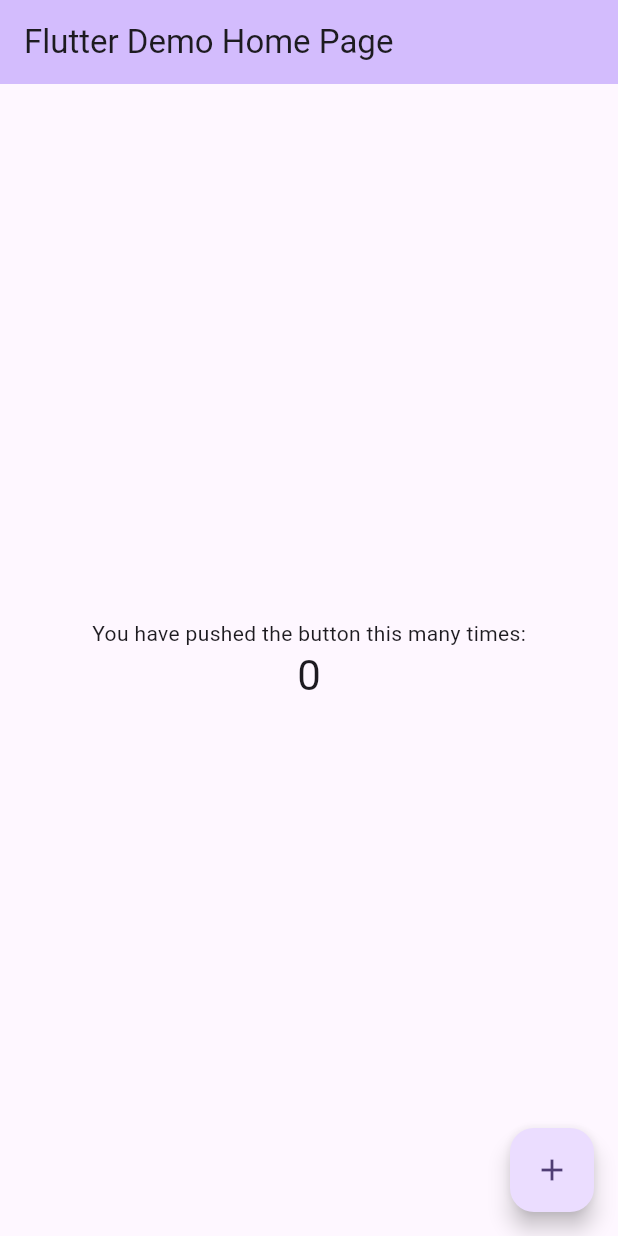
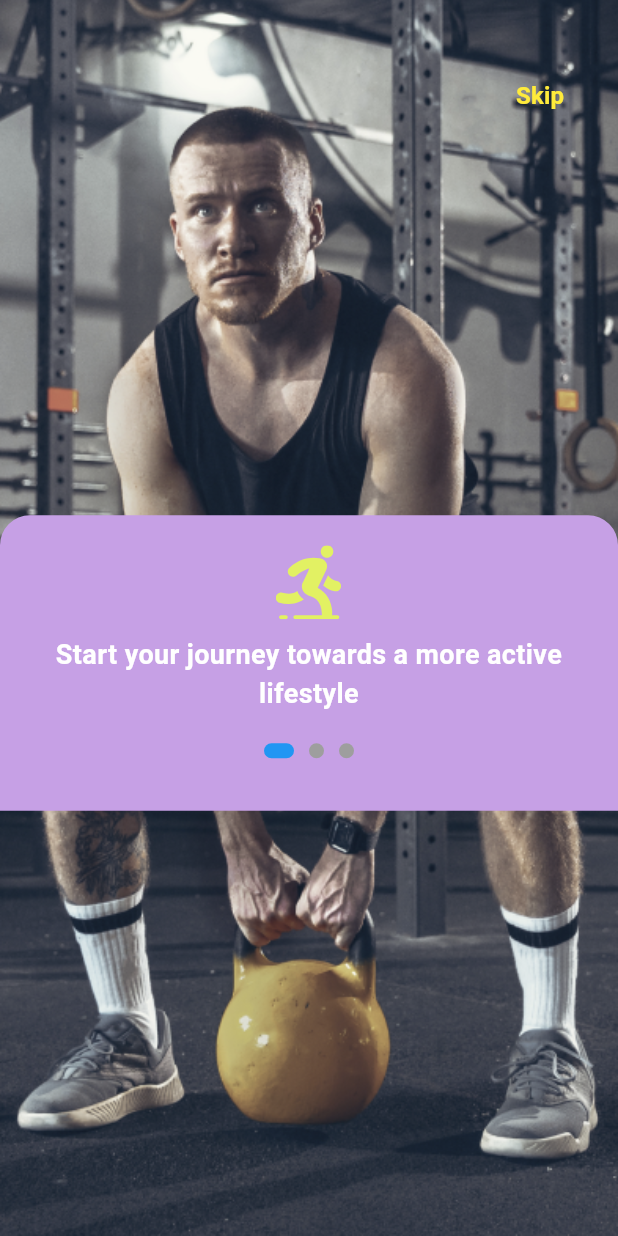
Before and after one commit to DavitPoghosyan177/fitness_app, a Flutter app: the screen it shows after launch, on a phone screen of 412 x 824 dp. Run offline on Flutter 3.47's test engine with Material 3 defaults, Android fonts, the phone set to English and light mode, and no system bars; our stand-ins replace flutter_native_splash, flutter_svg, shared_preferences; statements that could not run were skipped.

```diff
--- a/lib/main.dart
+++ b/lib/main.dart
@@ -1,128 +1,65 @@
+import 'package:fitness_app/presentation/pages/home_page/home_page.dart';
+import 'package:fitness_app/presentation/pages/on_boarding_pages/control_onbord.dart';
 import 'package:flutter/material.dart';
+import 'package:flutter_native_splash/flutter_native_splash.dart';
+import 'package:shared_preferences/shared_preferences.dart';
 
 void main() {
+  WidgetsBinding widgetsBinding = WidgetsFlutterBinding.ensureInitialized();
+  FlutterNativeSplash.preserve(widgetsBinding: widgetsBinding);
+
   runApp(const MyApp());
 }
 
 class MyApp extends StatelessWidget {
-  const MyApp({super.key});
+  const MyApp({Key? key}) : super(key: key);
 
-  // This widget is the root of your application.
   @override
   Widget build(BuildContext context) {
     return MaterialApp(
-      title: 'Flutter Demo',
-
-
-
-      theme: ThemeData(
-        // This is the theme of your application.
-        //
-        // TRY THIS: Try running your application with "flutter run". You'll see
-        // the application has a purple toolbar. Then, without quitting the app,
-        // try changing the seedColor in the colorScheme below to Colors.green
-        // and then invoke "hot reload" (save your changes or press the "hot
-        // reload" button in a Flutter-supported IDE, or press "r" if you used
-        // the command line to start the app).
-        //
-        // Notice that the counter didn't reset back to zero; the application
-        // state is not lost during the reload. To reset the state, use hot
-        // restart instead.
-        //
-        // This works for code too, not just values: Most code changes can be
-        // tested with just a hot reload.
-        colorScheme: ColorScheme.fromSeed(seedColor: Colors.deepPurple),
-        useMaterial3: true,
-      ),
-      home: const MyHomePage(title: 'Flutter Demo Home Page'),
+      home: SplashScreen(),
+      debugShowCheckedModeBanner: false,
     );
   }
 }
 
-class MyHomePage extends StatefulWidget {
-  const MyHomePage({super.key, required this.title});
-
-  // This widget is the home page of your application. It is stateful, meaning
-  // that it has a State object (defined below) that contains fields that affect
-  // how it looks.
-
-  // This class is the configuration for the state. It holds the values (in this
-  // case the title) provided by the parent (in this case the App widget) and
-  // used by the build method of the State. Fields in a Widget subclass are
-  // always marked "final".
-
-  final String title;
-
+class SplashScreen extends StatefulWidget {
   @override
-  State<MyHomePage> createState() => _MyHomePageState();
+  _SplashScreenState createState() => _SplashScreenState();
 }
 
-class _MyHomePageState extends State<MyHomePage> {
-  int _counter = 0;
+class _SplashScreenState extends State<SplashScreen> {
+  @override
+  void initState() {
+    super.initState();
+    _initializeApp();
+  }
 
-  void _incrementCounter() {
-    setState(() {
-      // This call to setState tells the Flutter framework that something has
-      // changed in this State, which causes it to rerun the build method below
-      // so that the display can reflect the updated values. If we changed
-      // _counter without calling setState(), then the build method would not be
-      // called again, and so nothing would appear to happen.
-      _counter++;
-    });
+  Future<void> _initializeApp() async {
+    await Future.delayed(const Duration(seconds: 3));
+
+    FlutterNativeSplash.remove();
+
+    SharedPreferences prefs = await SharedPreferences.getInstance();
+    bool onboardingFinished = prefs.getBool('onboardingFinished') ?? false;
+
+    if (onboardingFinished) {
+      Navigator.of(context).pushReplacement(
+        MaterialPageRoute(builder: (_) => HomeScreen()),
+      );
+    } else {
+      Navigator.of(context).pushReplacement(
+        MaterialPageRoute(builder: (_) => OnboardingScreen()),
+      );
+    }
   }
 
   @override
   Widget build(BuildContext context) {
-    // This method is rerun every time setState is called, for instance as done
-    // by the _incrementCounter method above.
-    //
-    // The Flutter framework has been optimized to make rerunning build methods
-    // fast, so that you can just rebuild anything that needs updating rather
-    // than having to individually change instances of widgets.
-    return Scaffold(
-      appBar: AppBar(
-        // TRY THIS: Try changing the color here to a specific color (to
-        // Colors.amber, perhaps?) and trigger a hot reload to see the AppBar
-        // change color while the other colors stay the same.
-        backgroundColor: Theme.of(context).colorScheme.inversePrimary,
-        // Here we take the value from the MyHomePage object that was created by
-        // the App.build method, and use it to set our appbar title.
-        title: Text(widget.title),
+    return const Scaffold(
+      body: Center(
+        child: CircularProgressIndicator(),
       ),
-      body: Center(
-        // Center is a layout widget. It takes a single child and positions it
-        // in the middle of the parent.
-        child: Column(
-          // Column is also a layout widget. It takes a list of children and
-          // arranges them vertically. By default, it sizes itself to fit its
-          // children horizontally, and tries to be as tall as its parent.
-          //
-          // Column has various properties to control how it sizes itself and
-          // how it positions its children. Here we use mainAxisAlignment to
-          // center the children vertically; the main axis here is the vertical
-          // axis because Columns are vertical (the cross axis would be
-          // horizontal).
-          //
-          // TRY THIS: Invoke "debug painting" (choose the "Toggle Debug Paint"
-          // action in the IDE, or press "p" in the console), to see the
-          // wireframe for each widget.
-          mainAxisAlignment: MainAxisAlignment.center,
-          children: <Widget>[
-            const Text(
-              'You have pushed the button this many times:',
-            ),
-            Text(
-              '$_counter',
-              style: Theme.of(context).textTheme.headlineMedium,
-            ),
-          ],
-        ),
-      ),
-      floatingActionButton: FloatingActionButton(
-        onPressed: _incrementCounter,
-        tooltip: 'Increment',
-        child: const Icon(Icons.add),
-      ), // This trailing comma makes auto-formatting nicer for build methods.
     );
   }
 }
--- /dev/null
+++ b/lib/presentation/pages/on_boarding_pages/control_onbord.dart
@@ -0,0 +1,88 @@
+import 'package:fitness_app/presentation/pages/home_page/home_page.dart';
+import 'package:fitness_app/presentation/pages/on_boarding_pages/first_onbord_page.dart';
+import 'package:fitness_app/presentation/pages/on_boarding_pages/second_onbord_page.dart';
+import 'package:fitness_app/presentation/pages/on_boarding_pages/third_onbord_page.dart';
+import 'package:flutter/material.dart';
+import 'package:shared_preferences/shared_preferences.dart';
+
+class OnboardingScreen extends StatefulWidget {
+  const OnboardingScreen({super.key});
+
+  @override
+  // ignore: library_private_types_in_public_api
+  _OnboardingScreenState createState() => _OnboardingScreenState();
+}
+
+class _OnboardingScreenState extends State<OnboardingScreen> {
+  final PageController _pageController = PageController();
+  int _currentPage = 0;
+
+  @override
+  Widget build(BuildContext context) {
+    return Scaffold(
+      body: Stack(
+        children: [
+          PageView(
+            controller: _pageController,
+            onPageChanged: (int page) {
+              setState(() {
+                _currentPage = page;
+              });
+            },
+            children: [
+              OnboardingPage1(currentPage: _currentPage, totalPages: 3),
+              OnboardingPage2(currentPage: _currentPage, totalPages: 3),
+              OnboardingPage3(currentPage: _currentPage, totalPages: 3),
+            ],
+          ),
+          Positioned(
+            top: 40,
+            right: 20,
+            child: _currentPage != 2
+                ? TextButton(
+                    onPressed: () {
+                      _pageController.animateToPage(
+                        2,
+                        duration: const Duration(milliseconds: 500),
+                        curve: Curves.easeInOut,
+                      );
+                    },
+                    child: const Text(
+                      'Skip',
+                      style: TextStyle(
+                        fontSize: 16,
+                        fontWeight: FontWeight.bold,
+                        color: Colors.yellow,
+                      ),
+                    ),
+                  )
+                : const SizedBox.shrink(),
+          ),
+        ],
+      ),
+      bottomSheet: Builder(
+        builder: (context) {
+          if (_currentPage == 2) {
+            return IconButton(
+
+                  icon: const Text("Get Started"),
+                  iconSize: 80,
+                  onPressed: () async {
+                    SharedPreferences prefs =
+                        await SharedPreferences.getInstance();
+                    await prefs.setBool('onboardingFinished', true);
+
+                    Navigator.of(context).pushReplacement(
+                      MaterialPageRoute(builder: (_) => HomeScreen()),
+                    );
+                  },
+                );
+
+          } else {
+            return const SizedBox(height: 60);
+          }
+        },
+      ),
+    );
+  }
+}
--- /dev/null
+++ b/lib/presentation/pages/on_boarding_pages/first_onbord_page.dart
@@ -0,0 +1,80 @@
+import 'package:flutter/material.dart';
+import 'package:flutter_svg/flutter_svg.dart';
+
+class OnboardingPage1 extends StatelessWidget {
+  final int currentPage;
+  final int totalPages;
+
+  OnboardingPage1({required this.currentPage, required this.totalPages});
+
+  @override
+  Widget build(BuildContext context) {
+    return Scaffold(
+      body: Stack(
+        children: [
+          Image.asset(
+            'assets/images/gym men first.png',
+            fit: BoxFit.cover,
+            height: double.infinity,
+            width: double.infinity,
+          ),
+          Positioned(
+            bottom: MediaQuery.of(context).size.height  * 0.344,
+            left: 0,
+            right: 0,
+            child: Container(
+              padding: const EdgeInsets.all(20),
+              decoration: BoxDecoration(
+                color: const Color(0xFFC6A0E5),
+                borderRadius: const BorderRadius.only(
+                  topLeft: Radius.circular(20),
+                  topRight: Radius.circular(20),
+                ),
+              ),
+              child: Column(
+                children: [
+                  SvgPicture.asset(
+                    'assets/svgs/Work Out.svg',
+                    height: 50,
+                    width: 50,
+                  ),
+                  const SizedBox(height: 10),
+                  const Text(
+                    'Start your journey towards a more active lifestyle',
+                    style: TextStyle(
+                      fontSize: 18,
+                      fontWeight: FontWeight.bold,
+                      color: Colors.white,
+                    ),
+                    textAlign: TextAlign.center,
+                  ),
+                  const SizedBox(height: 20),
+                  Row(
+                    mainAxisAlignment: MainAxisAlignment.center,
+                    children: List.generate(
+                      totalPages,
+                      (index) => buildDot(index),
+                    ),
+                  ),
+                  SizedBox(height: 15)
+                ],
+              ),
+            ),
+          ),
+        ],
+      ),
+    );
+  }
+
+  Widget buildDot(int index) {
+    return Container(
+      height: 10,
+      width: currentPage == index ? 20 : 10,
+      margin: const EdgeInsets.symmetric(horizontal: 5),
+      decoration: BoxDecoration(
+        borderRadius: BorderRadius.circular(5),
+        color: currentPage == index ? Colors.blue : Colors.grey,
+      ),
+    );
+  }
+}
```
Also changed, not shown: lib/presentation/pages/home_page/home_page.dart (added, +15 -0 lines), lib/presentation/pages/on_boarding_pages/second_onbord_page.dart (added, +82 -0 lines), lib/presentation/pages/on_boarding_pages/third_onbord_page.dart (added, +81 -0 lines), pubspec.yaml (+22 -4 lines), assets/images/2 - A - On boarding.png (added), assets/images/beautiful-young-sporty-woman-training-workout-gym 3.png (added), assets/images/gym men finifh.png (added), assets/images/gym men first.png (added), assets/images/gym women second.png (added), assets/svgs/Community.svg (added), assets/svgs/Group 271.svg (added), assets/svgs/Nutrition.svg (added), assets/svgs/Work Out.svg (added), lib/core/firebase_constant.dart (added), 2 more files, 48 other files.
